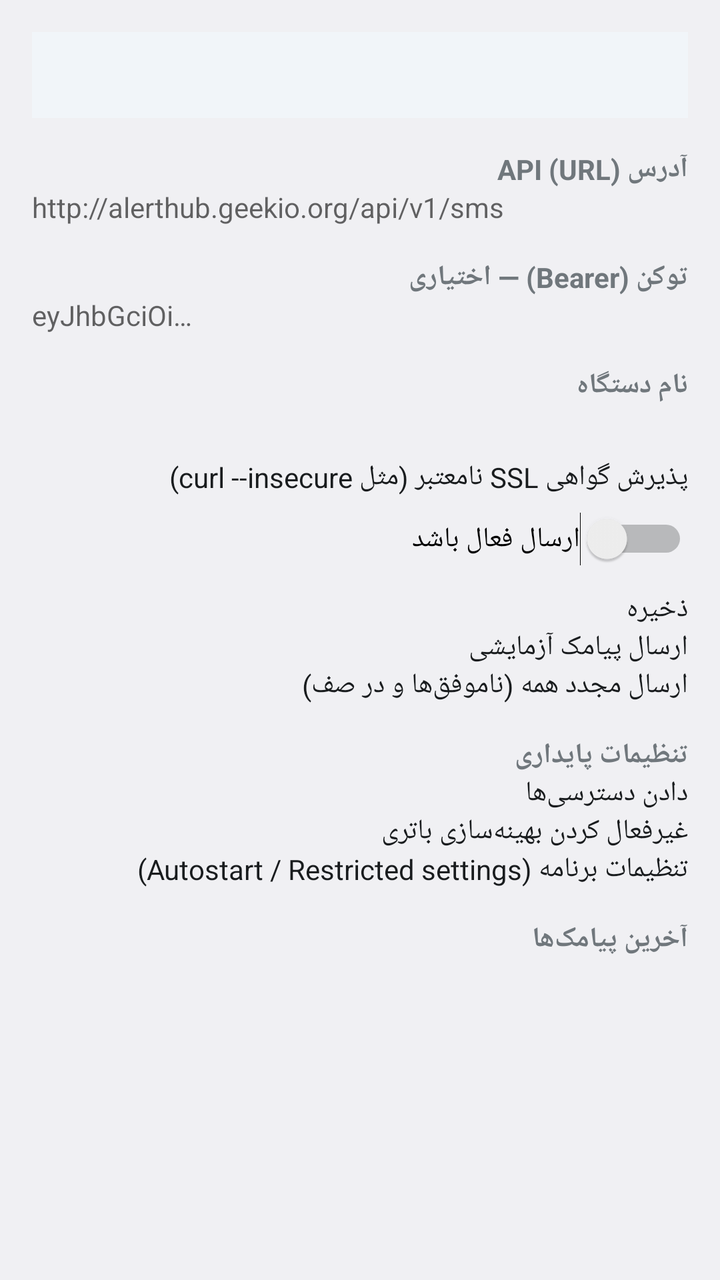
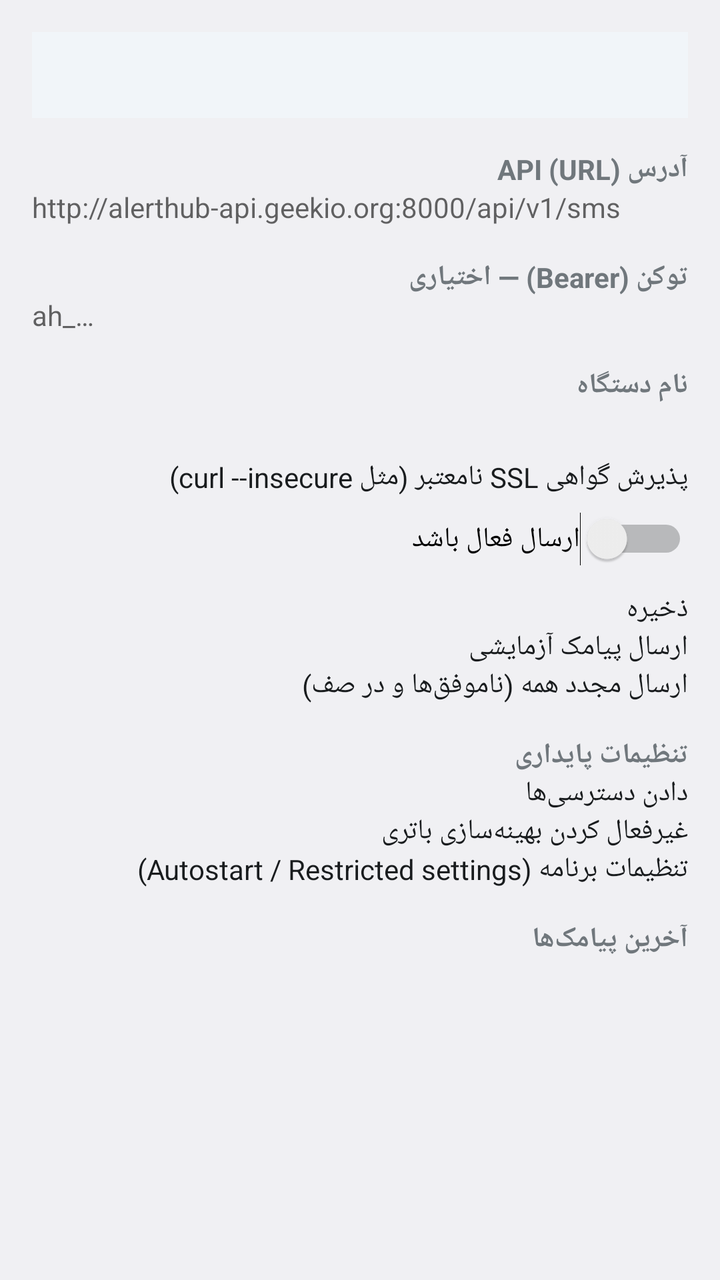

Before-and-after screenshots of an Android layout around one commit, followed by the original layout XML and the change that was made.
<!-- AndroidManifest.xml: application theme android:Theme.DeviceDefault.Light -->
<!-- res/layout/activity_main.xml -->
<?xml version="1.0" encoding="utf-8"?>
<ScrollView xmlns:android="http://schemas.android.com/apk/res/android"
    android:layout_width="match_parent"
    android:layout_height="match_parent"
    android:fillViewport="true">

    <LinearLayout
        android:layout_width="match_parent"
        android:layout_height="wrap_content"
        android:orientation="vertical"
        android:padding="16dp">

        <TextView
            android:id="@+id/status"
            android:layout_width="match_parent"
            android:layout_height="wrap_content"
            android:background="#F1F5F9"
            android:padding="12dp"
            android:textIsSelectable="true"
            android:textSize="14sp" />

        <TextView
            android:id="@+id/warnings"
            android:layout_width="match_parent"
            android:layout_height="wrap_content"
            android:layout_marginTop="8dp"
            android:background="#FFF4E5"
            android:padding="12dp"
            android:textColor="#8A4B00"
            android:textSize="13sp"
            android:visibility="gone" />

        <TextView style="@style/Label" android:text="آدرس API (URL)" />

        <EditText
            android:id="@+id/url"
            android:layout_width="match_parent"
            android:layout_height="wrap_content"
            android:hint="http://alerthub.geekio.org/api/v1/sms"
            android:inputType="textUri"
            android:textDirection="ltr" />

        <TextView style="@style/Label" android:text="توکن (Bearer) — اختیاری" />

        <EditText
            android:id="@+id/token"
            android:layout_width="match_parent"
            android:layout_height="wrap_content"
            android:hint="eyJhbGciOi…"
            android:inputType="textNoSuggestions|textVisiblePassword"
            android:maxLines="3"
            android:textDirection="ltr" />

        <TextView style="@style/Label" android:text="نام دستگاه" />

        <EditText
            android:id="@+id/deviceName"
            android:layout_width="match_parent"
            android:layout_height="wrap_content"
            android:inputType="text" />

        <CheckBox
            android:id="@+id/insecure"
            android:layout_width="match_parent"
            android:layout_height="wrap_content"
            android:layout_marginTop="8dp"
            android:text="پذیرش گواهی SSL نامعتبر (مثل curl --insecure)" />

        <Switch
            android:id="@+id/enabled"
            android:layout_width="match_parent"
            android:layout_height="wrap_content"
            android:layout_marginTop="8dp"
            android:text="ارسال فعال باشد" />

        <Button
            android:id="@+id/save"
            android:layout_width="match_parent"
            android:layout_height="wrap_content"
            android:layout_marginTop="12dp"
            android:text="ذخیره" />

        <Button
            android:id="@+id/test"
            android:layout_width="match_parent"
            android:layout_height="wrap_content"
            android:text="ارسال پیامک آزمایشی" />

        <Button
            android:id="@+id/retry"
            android:layout_width="match_parent"
            android:layout_height="wrap_content"
            android:text="ارسال مجدد همه (ناموفق‌ها و در صف)" />

        <TextView style="@style/Label" android:text="تنظیمات پایداری" />

        <Button
            android:id="@+id/permissions"
            android:layout_width="match_parent"
            android:layout_height="wrap_content"
            android:text="دادن دسترسی‌ها" />

        <Button
            android:id="@+id/battery"
            android:layout_width="match_parent"
            android:layout_height="wrap_content"
            android:text="غیرفعال کردن بهینه‌سازی باتری" />

        <Button
            android:id="@+id/appInfo"
            android:layout_width="match_parent"
            android:layout_height="wrap_content"
            android:text="تنظیمات برنامه (Autostart / Restricted settings)" />

        <TextView style="@style/Label" android:text="آخرین پیامک‌ها" />

        <TextView
            android:id="@+id/recent"
            android:layout_width="match_parent"
            android:layout_height="wrap_content"
            android:textIsSelectable="true"
            android:textSize="13sp" />
    </LinearLayout>
</ScrollView>
<!-- resources referenced by this layout -->
<resources>
  <style name="Label">
          <item name="android:layout_width">match_parent</item>
          <item name="android:layout_height">wrap_content</item>
          <item name="android:layout_marginTop">16dp</item>
          <item name="android:textStyle">bold</item>
          <item name="android:textSize">14sp</item>
      </style>
</resources>

<!-- the commit's change to res/layout/activity_main.xml (unified diff, before → after) -->
@@ -36,7 +36,7 @@
             android:id="@+id/url"
             android:layout_width="match_parent"
             android:layout_height="wrap_content"
-            android:hint="http://alerthub.geekio.org/api/v1/sms"
+            android:hint="http://alerthub-api.geekio.org:8000/api/v1/sms"
             android:inputType="textUri"
             android:textDirection="ltr" />
 
@@ -46,7 +46,7 @@
             android:id="@+id/token"
             android:layout_width="match_parent"
             android:layout_height="wrap_content"
-            android:hint="eyJhbGciOi…"
+            android:hint="ah_…"
             android:inputType="textNoSuggestions|textVisiblePassword"
             android:maxLines="3"
             android:textDirection="ltr" />
